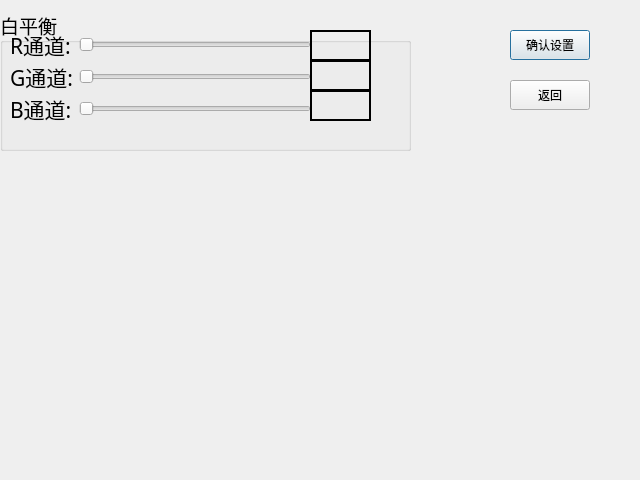
Old version of the form pictureset_dialog.ui in the repository SWX-TJ/RobotVisionClient.
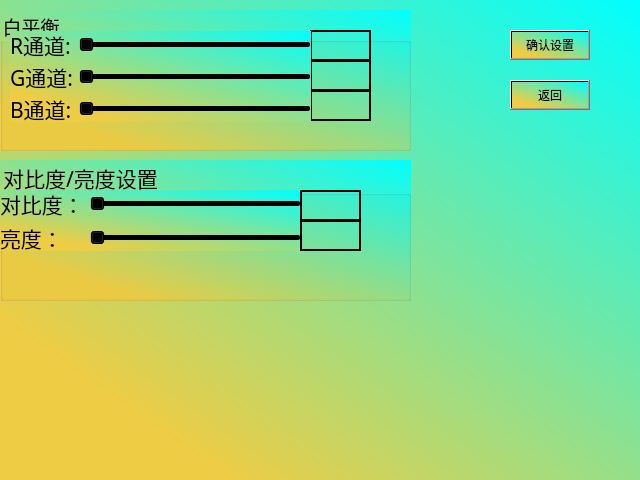
New version of the form.

Commit message: modify the software color.

```diff
--- a/pictureset_dialog.ui
+++ b/pictureset_dialog.ui
@@ -13,6 +13,9 @@
   <property name="windowTitle">
    <string>Dialog</string>
   </property>
+  <property name="styleSheet">
+   <string notr="true">background-color: qlineargradient(spread:pad, x1:0.199, y1:0.852273, x2:1, y2:0, stop:0 rgba(238, 204, 68, 255), stop:1 rgba(0, 255, 255, 255));</string>
+  </property>
   <widget class="QGroupBox" name="groupBox">
    <property name="geometry">
     <rect>
@@ -40,11 +43,14 @@
       <height>31</height>
      </rect>
     </property>
+    <property name="styleSheet">
+     <string notr="true">background-color: qlineargradient(spread:pad, x1:0, y1:0, x2:1, y2:0, stop:0 rgba(0, 0, 0, 0), stop:1 rgba(255, 255, 255, 0));</string>
+    </property>
     <property name="frameShape">
      <enum>QFrame::WinPanel</enum>
     </property>
     <property name="text">
-     <string>   </string>
+     <string/>
     </property>
    </widget>
    <widget class="QLabel" name="G_channelDisp">
@@ -56,6 +62,9 @@
       <height>31</height>
      </rect>
     </property>
+    <property name="styleSheet">
+     <string notr="true">background-color: qlineargradient(spread:pad, x1:0, y1:0, x2:1, y2:0, stop:0 rgba(0, 0, 0, 0), stop:1 rgba(255, 255, 255, 0));</string>
+    </property>
     <property name="frameShape">
      <enum>QFrame::WinPanel</enum>
     </property>
@@ -72,6 +81,9 @@
       <height>31</height>
      </rect>
     </property>
+    <property name="styleSheet">
+     <string notr="true">background-color: qlineargradient(spread:pad, x1:0, y1:0, x2:1, y2:0, stop:0 rgba(0, 0, 0, 0), stop:1 rgba(255, 255, 255, 0));</string>
+    </property>
     <property name="frameShape">
      <enum>QFrame::WinPanel</enum>
     </property>
@@ -91,6 +103,9 @@
     <layout class="QGridLayout" name="gridLayout_2">
      <item row="0" column="1">
       <widget class="QSlider" name="R_channelSlider">
+       <property name="styleSheet">
+        <string notr="true">background-color: qlineargradient(spread:pad, x1:0, y1:0, x2:1, y2:0, stop:0 rgba(0, 0, 0, 0), stop:1 rgba(255, 255, 255, 0));</string>
+       </property>
        <property name="orientation">
         <enum>Qt::Horizontal</enum>
        </property>
@@ -98,6 +113,9 @@
      </item>
      <item row="1" column="1">
       <widget class="QSlider" name="G_channerlSlider">
+       <property name="styleSheet">
+        <string notr="true">background-color: qlineargradient(spread:pad, x1:0, y1:0, x2:1, y2:0, stop:0 rgba(0, 0, 0, 0), stop:1 rgba(255, 255, 255, 0));</string>
+       </property>
        <property name="orientation">
         <enum>Qt::Horizontal</enum>
        </property>
@@ -111,6 +129,9 @@
          <pointsize>16</pointsize>
         </font>
        </property>
+       <property name="styleSheet">
+        <string notr="true">background-color: qlineargradient(spread:pad, x1:0, y1:0, x2:1, y2:0, stop:0 rgba(0, 0, 0, 0), stop:1 rgba(255, 255, 255, 0));</string>
+       </property>
        <property name="text">
         <string>R通道:</string>
        </property>
@@ -124,6 +145,9 @@
          <pointsize>16</pointsize>
         </font>
        </property>
+       <property name="styleSheet">
+        <string notr="true">background-color: qlineargradient(spread:pad, x1:0, y1:0, x2:1, y2:0, stop:0 rgba(0, 0, 0, 0), stop:1 rgba(255, 255, 255, 0));</string>
+       </property>
        <property name="text">
         <string>G通道:</string>
        </property>
@@ -137,6 +161,9 @@
          <pointsize>16</pointsize>
         </font>
        </property>
+       <property name="styleSheet">
+        <string notr="true">background-color: qlineargradient(spread:pad, x1:0, y1:0, x2:1, y2:0, stop:0 rgba(0, 0, 0, 0), stop:1 rgba(255, 255, 255, 0));</string>
+       </property>
        <property name="text">
         <string>B通道:</string>
        </property>
@@ -144,6 +171,9 @@
      </item>
      <item row="2" column="1">
       <widget class="QSlider" name="B_channelSlider">
+       <property name="styleSheet">
+        <string notr="true">background-color: qlineargradient(spread:pad, x1:0, y1:0, x2:1, y2:0, stop:0 rgba(0, 0, 0, 0), stop:1 rgba(255, 255, 255, 0));</string>
+       </property>
        <property name="orientation">
         <enum>Qt::Horizontal</enum>
        </property>
@@ -178,6 +208,137 @@
     <string>返回</string>
    </property>
   </widget>
+  <widget class="QGroupBox" name="groupBox_2">
+   <property name="geometry">
+    <rect>
+     <x>0</x>
+     <y>160</y>
+     <width>411</width>
+     <height>141</height>
+    </rect>
+   </property>
+   <property name="font">
+    <font>
+     <family>华文楷体</family>
+     <pointsize>16</pointsize>
+    </font>
+   </property>
+   <property name="title">
+    <string>对比度/亮度设置</string>
+   </property>
+   <widget class="QWidget" name="gridLayoutWidget">
+    <property name="geometry">
+     <rect>
+      <x>0</x>
+      <y>30</y>
+      <width>301</width>
+      <height>61</height>
+     </rect>
+    </property>
+    <layout class="QGridLayout" name="gridLayout">
+     <item row="1" column="0">
+      <widget class="QLabel" name="label_5">
+       <property name="font">
+        <font>
+         <family>华文楷体</family>
+         <pointsize>16</pointsize>
+        </font>
+       </property>
+       <property name="styleSheet">
+        <string notr="true">background-color: qlineargradient(spread:pad, x1:0, y1:0, x2:1, y2:0, stop:0 rgba(0, 0, 0, 0), stop:1 rgba(255, 255, 255, 0));</string>
+       </property>
+       <property name="text">
+        <string>亮度：</string>
+       </property>
+      </widget>
+     </item>
+     <item row="0" column="0">
+      <widget class="QLabel" name="label_4">
+       <property name="font">
+        <font>
+         <family>华文楷体</family>
+         <pointsize>16</pointsize>
+        </font>
+       </property>
+       <property name="styleSheet">
+        <string notr="true">background-color: qlineargradient(spread:pad, x1:0, y1:0, x2:1, y2:0, stop:0 rgba(0, 0, 0, 0), stop:1 rgba(255, 255, 255, 0));</string>
+       </property>
+       <property name="text">
+        <string>对比度：</string>
+       </property>
+      </widget>
+     </item>
+     <item row="0" column="1">
+      <widget class="QSlider" name="contrastSlider">
+       <property name="styleSheet">
+        <string notr="true">background-color: qlineargradient(spread:pad, x1:0, y1:0, x2:1, y2:0, stop:0 rgba(0, 0, 0, 0), stop:1 rgba(255, 255, 255, 0));</string>
+       </property>
+       <property name="orientation">
+        <enum>Qt::Horizontal</enum>
+       </property>
+      </widget>
+     </item>
+     <item row="1" column="1">
+      <widget class="QSlider" name="brightSlider">
+       <property name="styleSheet">
+        <string notr="true">background-color: qlineargradient(spread:pad, x1:0, y1:0, x2:1, y2:0, stop:0 rgba(0, 0, 0, 0), stop:1 rgba(255, 255, 255, 0));</string>
+       </property>
+       <property name="orientation">
+        <enum>Qt::Horizontal</enum>
+       </property>
+      </widget>
+     </item>
+    </layout>
+   </widget>
+   <widget class="QLabel" name="contrastDisp">
+    <property name="geometry">
+     <rect>
+      <x>300</x>
+      <y>30</y>
+      <width>61</width>
+      <height>31</height>
+     </rect>
+    </property>
+    <property name="font">
+     <font>
+      <pointsize>14</pointsize>
+     </font>
+    </property>
+    <property name="styleSheet">
+     <string notr="true">background-color: qlineargradient(spread:pad, x1:0, y1:0, x2:1, y2:0, stop:0 rgba(0, 0, 0, 0), stop:1 rgba(255, 255, 255, 0));</string>
+    </property>
+    <property name="frameShape">
+     <enum>QFrame::WinPanel</enum>
+    </property>
+    <property name="text">
+     <string/>
+    </property>
+   </widget>
+   <widget class="QLabel" name="brightDisp">
+    <property name="geometry">
+     <rect>
+      <x>300</x>
+      <y>60</y>
+      <width>61</width>
+      <height>31</height>
+     </rect>
+    </property>
+    <property name="font">
+     <font>
+      <pointsize>14</pointsize>
+     </font>
+    </property>
+    <property name="styleSheet">
+     <string notr="true">background-color: qlineargradient(spread:pad, x1:0, y1:0, x2:1, y2:0, stop:0 rgba(0, 0, 0, 0), stop:1 rgba(255, 255, 255, 0));</string>
+    </property>
+    <property name="frameShape">
+     <enum>QFrame::WinPanel</enum>
+    </property>
+    <property name="text">
+     <string/>
+    </property>
+   </widget>
+  </widget>
  </widget>
  <resources/>
  <connections/>
```
The commit also changes 9 other files.
